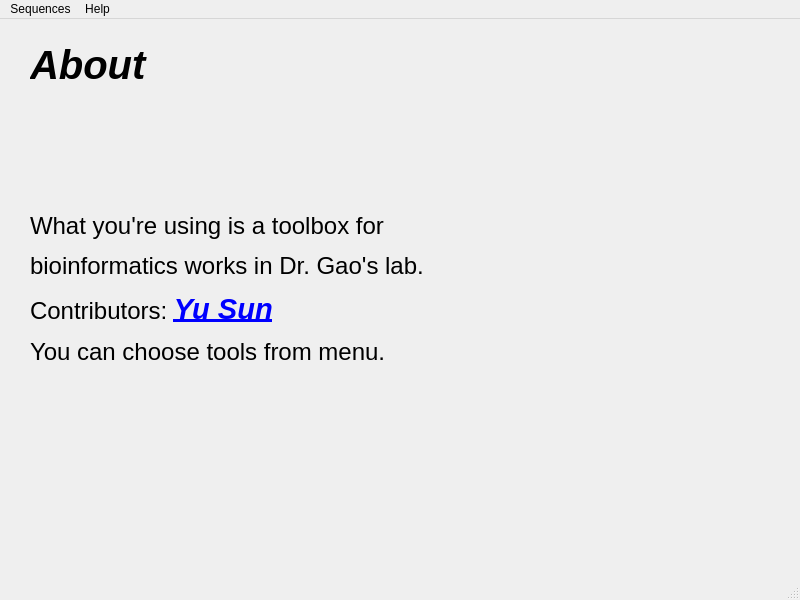
Old version of the form src/gaosb/gui/Gao's SB.ui in the repository bioinformatist/Gao-s-SB.
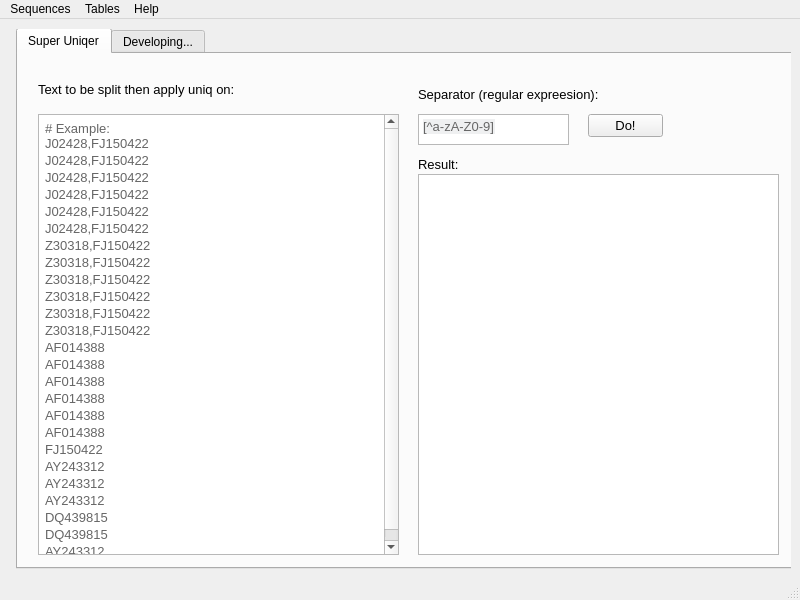
New version of the form. The open tabs and pages were chosen to show the change.

What changed in the file:
```diff
--- a/src/gaosb/gui/Gao's SB.ui
+++ b/src/gaosb/gui/Gao's SB.ui
@@ -276,6 +276,230 @@
      <zorder>radioButton_specRegion</zorder>
      <zorder>radioButton_wholeSeq</zorder>
      <zorder>radioButton_specRegion</zorder>
+     <zorder>checkBox_removeVersion</zorder>
+    </widget>
+    <widget class="QWidget" name="page_filtering">
+     <widget class="QTabWidget" name="tabWidget">
+      <property name="geometry">
+       <rect>
+        <x>6</x>
+        <y>-1</y>
+        <width>781</width>
+        <height>541</height>
+       </rect>
+      </property>
+      <property name="currentIndex">
+       <number>0</number>
+      </property>
+      <widget class="QWidget" name="tab_superUniq">
+       <attribute name="title">
+        <string>Super Uniqer</string>
+       </attribute>
+       <widget class="QTextEdit" name="textEdit_uniqInput">
+        <property name="geometry">
+         <rect>
+          <x>20</x>
+          <y>60</y>
+          <width>361</width>
+          <height>441</height>
+         </rect>
+        </property>
+        <property name="html">
+         <string>&lt;!DOCTYPE HTML PUBLIC &quot;-//W3C//DTD HTML 4.0//EN&quot; &quot;http://www.w3.org/TR/REC-html40/strict.dtd&quot;&gt;
+&lt;html&gt;&lt;head&gt;&lt;meta name=&quot;qrichtext&quot; content=&quot;1&quot; /&gt;&lt;style type=&quot;text/css&quot;&gt;
+p, li { white-space: pre-wrap; }
+&lt;/style&gt;&lt;/head&gt;&lt;body style=&quot; font-family:'SimSun'; font-size:9pt; font-weight:400; font-style:normal;&quot;&gt;
+&lt;table border=&quot;0&quot; style=&quot; margin-top:0px; margin-bottom:0px; margin-left:0px; margin-right:0px;&quot; cellspacing=&quot;2&quot; cellpadding=&quot;0&quot;&gt;
+&lt;tr&gt;
+&lt;td width=&quot;280&quot;&gt;
+&lt;p style=&quot; margin-top:0px; margin-bottom:0px; margin-left:0px; margin-right:0px; -qt-block-indent:0; text-indent:0px;&quot;&gt;&lt;span style=&quot; font-size:10pt; color:#666666;&quot;&gt;# Example:&lt;/span&gt;&lt;/p&gt;
+&lt;p style=&quot; margin-top:0px; margin-bottom:0px; margin-left:0px; margin-right:0px; -qt-block-indent:0; text-indent:0px;&quot;&gt;&lt;span style=&quot; font-size:10pt; color:#666666;&quot;&gt;J02428,FJ150422&lt;/span&gt;&lt;/p&gt;&lt;/td&gt;&lt;/tr&gt;
+&lt;tr&gt;
+&lt;td&gt;
+&lt;p style=&quot; margin-top:0px; margin-bottom:0px; margin-left:0px; margin-right:0px; -qt-block-indent:0; text-indent:0px;&quot;&gt;&lt;span style=&quot; font-size:10pt; color:#666666;&quot;&gt;J02428,FJ150422&lt;/span&gt;&lt;/p&gt;&lt;/td&gt;&lt;/tr&gt;
+&lt;tr&gt;
+&lt;td&gt;
+&lt;p style=&quot; margin-top:0px; margin-bottom:0px; margin-left:0px; margin-right:0px; -qt-block-indent:0; text-indent:0px;&quot;&gt;&lt;span style=&quot; font-size:10pt; color:#666666;&quot;&gt;J02428,FJ150422&lt;/span&gt;&lt;/p&gt;&lt;/td&gt;&lt;/tr&gt;
+&lt;tr&gt;
+&lt;td&gt;
+&lt;p style=&quot; margin-top:0px; margin-bottom:0px; margin-left:0px; margin-right:0px; -qt-block-indent:0; text-indent:0px;&quot;&gt;&lt;span style=&quot; font-size:10pt; color:#666666;&quot;&gt;J02428,FJ150422&lt;/span&gt;&lt;/p&gt;&lt;/td&gt;&lt;/tr&gt;
+&lt;tr&gt;
+&lt;td&gt;
+&lt;p style=&quot; margin-top:0px; margin-bottom:0px; margin-left:0px; margin-right:0px; -qt-block-indent:0; text-indent:0px;&quot;&gt;&lt;span style=&quot; font-size:10pt; color:#666666;&quot;&gt;J02428,FJ150422&lt;/span&gt;&lt;/p&gt;&lt;/td&gt;&lt;/tr&gt;
+&lt;tr&gt;
+&lt;td&gt;
+&lt;p style=&quot; margin-top:0px; margin-bottom:0px; margin-left:0px; margin-right:0px; -qt-block-indent:0; text-indent:0px;&quot;&gt;&lt;span style=&quot; font-size:10pt; color:#666666;&quot;&gt;J02428,FJ150422&lt;/span&gt;&lt;/p&gt;&lt;/td&gt;&lt;/tr&gt;
+&lt;tr&gt;
+&lt;td&gt;
+&lt;p style=&quot; margin-top:0px; margin-bottom:0px; margin-left:0px; margin-right:0px; -qt-block-indent:0; text-indent:0px;&quot;&gt;&lt;span style=&quot; font-size:10pt; color:#666666;&quot;&gt;Z30318,FJ150422&lt;/span&gt;&lt;/p&gt;&lt;/td&gt;&lt;/tr&gt;
+&lt;tr&gt;
+&lt;td&gt;
+&lt;p style=&quot; margin-top:0px; margin-bottom:0px; margin-left:0px; margin-right:0px; -qt-block-indent:0; text-indent:0px;&quot;&gt;&lt;span style=&quot; font-size:10pt; color:#666666;&quot;&gt;Z30318,FJ150422&lt;/span&gt;&lt;/p&gt;&lt;/td&gt;&lt;/tr&gt;
+&lt;tr&gt;
+&lt;td&gt;
+&lt;p style=&quot; margin-top:0px; margin-bottom:0px; margin-left:0px; margin-right:0px; -qt-block-indent:0; text-indent:0px;&quot;&gt;&lt;span style=&quot; font-size:10pt; color:#666666;&quot;&gt;Z30318,FJ150422&lt;/span&gt;&lt;/p&gt;&lt;/td&gt;&lt;/tr&gt;
+&lt;tr&gt;
+&lt;td&gt;
+&lt;p style=&quot; margin-top:0px; margin-bottom:0px; margin-left:0px; margin-right:0px; -qt-block-indent:0; text-indent:0px;&quot;&gt;&lt;span style=&quot; font-size:10pt; color:#666666;&quot;&gt;Z30318,FJ150422&lt;/span&gt;&lt;/p&gt;&lt;/td&gt;&lt;/tr&gt;
+&lt;tr&gt;
+&lt;td&gt;
+&lt;p style=&quot; margin-top:0px; margin-bottom:0px; margin-left:0px; margin-right:0px; -qt-block-indent:0; text-indent:0px;&quot;&gt;&lt;span style=&quot; font-size:10pt; color:#666666;&quot;&gt;Z30318,FJ150422&lt;/span&gt;&lt;/p&gt;&lt;/td&gt;&lt;/tr&gt;
+&lt;tr&gt;
+&lt;td&gt;
+&lt;p style=&quot; margin-top:0px; margin-bottom:0px; margin-left:0px; margin-right:0px; -qt-block-indent:0; text-indent:0px;&quot;&gt;&lt;span style=&quot; font-size:10pt; color:#666666;&quot;&gt;Z30318,FJ150422&lt;/span&gt;&lt;/p&gt;&lt;/td&gt;&lt;/tr&gt;
+&lt;tr&gt;
+&lt;td&gt;
+&lt;p style=&quot; margin-top:0px; margin-bottom:0px; margin-left:0px; margin-right:0px; -qt-block-indent:0; text-indent:0px;&quot;&gt;&lt;span style=&quot; font-size:10pt; color:#666666;&quot;&gt;AF014388&lt;/span&gt;&lt;/p&gt;&lt;/td&gt;&lt;/tr&gt;
+&lt;tr&gt;
+&lt;td&gt;
+&lt;p style=&quot; margin-top:0px; margin-bottom:0px; margin-left:0px; margin-right:0px; -qt-block-indent:0; text-indent:0px;&quot;&gt;&lt;span style=&quot; font-size:10pt; color:#666666;&quot;&gt;AF014388&lt;/span&gt;&lt;/p&gt;&lt;/td&gt;&lt;/tr&gt;
+&lt;tr&gt;
+&lt;td&gt;
+&lt;p style=&quot; margin-top:0px; margin-bottom:0px; margin-left:0px; margin-right:0px; -qt-block-indent:0; text-indent:0px;&quot;&gt;&lt;span style=&quot; font-size:10pt; color:#666666;&quot;&gt;AF014388&lt;/span&gt;&lt;/p&gt;&lt;/td&gt;&lt;/tr&gt;
+&lt;tr&gt;
+&lt;td&gt;
+&lt;p style=&quot; margin-top:0px; margin-bottom:0px; margin-left:0px; margin-right:0px; -qt-block-indent:0; text-indent:0px;&quot;&gt;&lt;span style=&quot; font-size:10pt; color:#666666;&quot;&gt;AF014388&lt;/span&gt;&lt;/p&gt;&lt;/td&gt;&lt;/tr&gt;
+&lt;tr&gt;
+&lt;td&gt;
+&lt;p style=&quot; margin-top:0px; margin-bottom:0px; margin-left:0px; margin-right:0px; -qt-block-indent:0; text-indent:0px;&quot;&gt;&lt;span style=&quot; font-size:10pt; color:#666666;&quot;&gt;AF014388&lt;/span&gt;&lt;/p&gt;&lt;/td&gt;&lt;/tr&gt;
+&lt;tr&gt;
+&lt;td&gt;
+&lt;p style=&quot; margin-top:0px; margin-bottom:0px; margin-left:0px; margin-right:0px; -qt-block-indent:0; text-indent:0px;&quot;&gt;&lt;span style=&quot; font-size:10pt; color:#666666;&quot;&gt;AF014388&lt;/span&gt;&lt;/p&gt;&lt;/td&gt;&lt;/tr&gt;
+&lt;tr&gt;
+&lt;td&gt;
+&lt;p style=&quot; margin-top:0px; margin-bottom:0px; margin-left:0px; margin-right:0px; -qt-block-indent:0; text-indent:0px;&quot;&gt;&lt;span style=&quot; font-size:10pt; color:#666666;&quot;&gt;FJ150422&lt;/span&gt;&lt;/p&gt;&lt;/td&gt;&lt;/tr&gt;
+&lt;tr&gt;
+&lt;td&gt;
+&lt;p style=&quot; margin-top:0px; margin-bottom:0px; margin-left:0px; margin-right:0px; -qt-block-indent:0; text-indent:0px;&quot;&gt;&lt;span style=&quot; font-size:10pt; color:#666666;&quot;&gt;AY243312&lt;/span&gt;&lt;/p&gt;&lt;/td&gt;&lt;/tr&gt;
+&lt;tr&gt;
+&lt;td&gt;
+&lt;p style=&quot; margin-top:0px; margin-bottom:0px; margin-left:0px; margin-right:0px; -qt-block-indent:0; text-indent:0px;&quot;&gt;&lt;span style=&quot; font-size:10pt; color:#666666;&quot;&gt;AY243312&lt;/span&gt;&lt;/p&gt;&lt;/td&gt;&lt;/tr&gt;
+&lt;tr&gt;
+&lt;td&gt;
+&lt;p style=&quot; margin-top:0px; margin-bottom:0px; margin-left:0px; margin-right:0px; -qt-block-indent:0; text-indent:0px;&quot;&gt;&lt;span style=&quot; font-size:10pt; color:#666666;&quot;&gt;AY243312&lt;/span&gt;&lt;/p&gt;&lt;/td&gt;&lt;/tr&gt;
+&lt;tr&gt;
+&lt;td&gt;
+&lt;p style=&quot; margin-top:0px; margin-bottom:0px; margin-left:0px; margin-right:0px; -qt-block-indent:0; text-indent:0px;&quot;&gt;&lt;span style=&quot; font-size:10pt; color:#666666;&quot;&gt;DQ439815&lt;/span&gt;&lt;/p&gt;&lt;/td&gt;&lt;/tr&gt;
+&lt;tr&gt;
+&lt;td&gt;
+&lt;p style=&quot; margin-top:0px; margin-bottom:0px; margin-left:0px; margin-right:0px; -qt-block-indent:0; text-indent:0px;&quot;&gt;&lt;span style=&quot; font-size:10pt; color:#666666;&quot;&gt;DQ439815&lt;/span&gt;&lt;/p&gt;&lt;/td&gt;&lt;/tr&gt;
+&lt;tr&gt;
+&lt;td&gt;
+&lt;p style=&quot; margin-top:0px; margin-bottom:0px; margin-left:0px; margin-right:0px; -qt-block-indent:0; text-indent:0px;&quot;&gt;&lt;span style=&quot; font-size:10pt; color:#666666;&quot;&gt;AY243312&lt;/span&gt;&lt;/p&gt;&lt;/td&gt;&lt;/tr&gt;&lt;/table&gt;&lt;/body&gt;&lt;/html&gt;</string>
+        </property>
+       </widget>
+       <widget class="QTextBrowser" name="textBrowser_uniqResult">
+        <property name="geometry">
+         <rect>
+          <x>400</x>
+          <y>120</y>
+          <width>361</width>
+          <height>381</height>
+         </rect>
+        </property>
+       </widget>
+       <widget class="QLabel" name="label_4">
+        <property name="geometry">
+         <rect>
+          <x>20</x>
+          <y>20</y>
+          <width>311</width>
+          <height>31</height>
+         </rect>
+        </property>
+        <property name="font">
+         <font>
+          <pointsize>10</pointsize>
+         </font>
+        </property>
+        <property name="text">
+         <string>Text to be split then apply uniq on:</string>
+        </property>
+       </widget>
+       <widget class="QLabel" name="label_5">
+        <property name="geometry">
+         <rect>
+          <x>400</x>
+          <y>100</y>
+          <width>231</width>
+          <height>21</height>
+         </rect>
+        </property>
+        <property name="font">
+         <font>
+          <pointsize>10</pointsize>
+         </font>
+        </property>
+        <property name="text">
+         <string>Result:</string>
+        </property>
+       </widget>
+       <widget class="QLabel" name="label_6">
+        <property name="geometry">
+         <rect>
+          <x>400</x>
+          <y>30</y>
+          <width>221</width>
+          <height>21</height>
+         </rect>
+        </property>
+        <property name="font">
+         <font>
+          <pointsize>10</pointsize>
+         </font>
+        </property>
+        <property name="text">
+         <string>Separator (regular expreesion):</string>
+        </property>
+       </widget>
+       <widget class="QTextEdit" name="textEdit_uniqSep">
+        <property name="geometry">
+         <rect>
+          <x>400</x>
+          <y>60</y>
+          <width>151</width>
+          <height>31</height>
+         </rect>
+        </property>
+        <property name="html">
+         <string>&lt;!DOCTYPE HTML PUBLIC &quot;-//W3C//DTD HTML 4.0//EN&quot; &quot;http://www.w3.org/TR/REC-html40/strict.dtd&quot;&gt;
+&lt;html&gt;&lt;head&gt;&lt;meta name=&quot;qrichtext&quot; content=&quot;1&quot; /&gt;&lt;style type=&quot;text/css&quot;&gt;
+p, li { white-space: pre-wrap; }
+&lt;/style&gt;&lt;/head&gt;&lt;body style=&quot; font-family:'SimSun'; font-size:9pt; font-weight:400; font-style:normal;&quot;&gt;
+&lt;p style=&quot; margin-top:0px; margin-bottom:0px; margin-left:0px; margin-right:0px; -qt-block-indent:0; text-indent:0px;&quot;&gt;&lt;span style=&quot; font-family:'inherit'; font-size:10pt; color:#666666; background-color:#eff0f1;&quot;&gt;[^a-zA-Z0-9]&lt;/span&gt;&lt;/p&gt;&lt;/body&gt;&lt;/html&gt;</string>
+        </property>
+       </widget>
+       <widget class="QPushButton" name="pushButton_doSuperUniq">
+        <property name="geometry">
+         <rect>
+          <x>570</x>
+          <y>60</y>
+          <width>75</width>
+          <height>23</height>
+         </rect>
+        </property>
+        <property name="font">
+         <font>
+          <pointsize>10</pointsize>
+         </font>
+        </property>
+        <property name="cursor">
+         <cursorShape>PointingHandCursor</cursorShape>
+        </property>
+        <property name="text">
+         <string>Do!</string>
+        </property>
+        <property name="checkable">
+         <bool>true</bool>
+        </property>
+       </widget>
+      </widget>
+      <widget class="QWidget" name="tab_2">
+       <attribute name="title">
+        <string>Developing...</string>
+       </attribute>
+      </widget>
+     </widget>
     </widget>
    </widget>
   </widget>
@@ -301,7 +525,14 @@
     </property>
     <addaction name="actionAbout"/>
    </widget>
+   <widget class="QMenu" name="menuTables">
+    <property name="title">
+     <string>Tables</string>
+    </property>
+    <addaction name="action_filtering"/>
+   </widget>
    <addaction name="menuSequences"/>
+   <addaction name="menuTables"/>
    <addaction name="menuHelp"/>
   </widget>
   <widget class="QStatusBar" name="statusbar"/>
```
Left out of the diff: 34 changed lines with no effect on the pictures.
